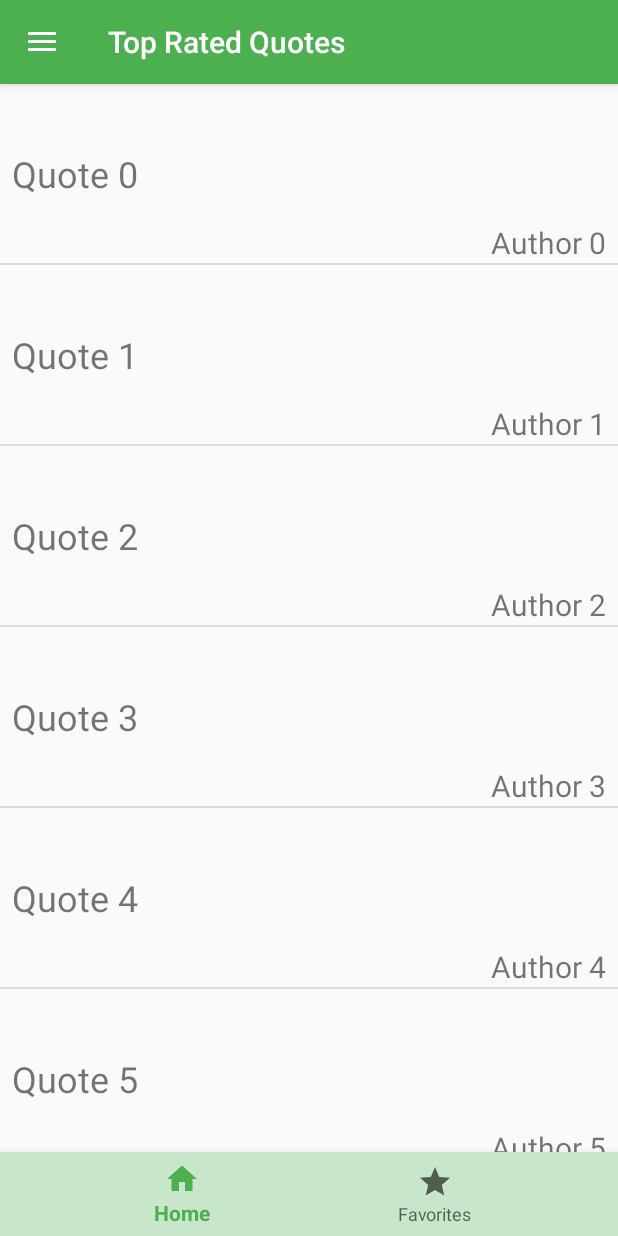
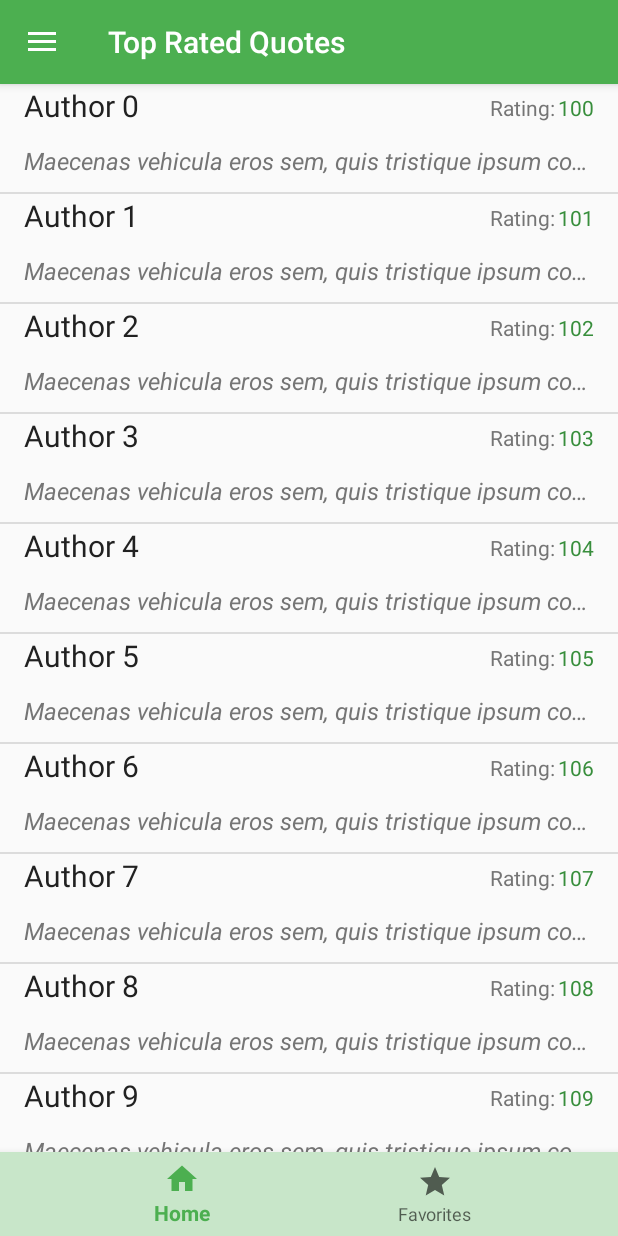
Before and after one commit to anastasovskigoce/carpe-diem-android, an Android app: the screen it shows after launch (MainActivity), on a phone screen of 412 x 824 dp. Run offline under Robolectric (Android 15) with nearby library versions, the phone set to English and light mode, and no system bars; our stand-ins replace navigation-ui.

Commit message:
updated styling

```diff
--- a/app/build.gradle
+++ b/app/build.gradle
@@ -42,7 +42,7 @@ dependencies {
     implementation fileTree(dir: 'libs', include: ['*.jar'])
     implementation "org.jetbrains.kotlin:kotlin-stdlib-jdk7:$kotlin_version"
     implementation 'androidx.appcompat:appcompat:1.1.0'
-    implementation 'androidx.core:core-ktx:1.3.0'
+    implementation 'androidx.core:core-ktx:1.3.1'
     implementation 'androidx.constraintlayout:constraintlayout:1.1.3'
     implementation 'androidx.legacy:legacy-support-v4:1.0.0'
     implementation 'androidx.recyclerview:recyclerview:1.1.0'
--- a/app/src/main/java/com/alanford/carpediem/data/Quote.kt
+++ b/app/src/main/java/com/alanford/carpediem/data/Quote.kt
@@ -7,5 +7,6 @@ package com.alanford.carpediem.data
 data class Quote(
     var id: String = "-1",
     var quoteText: String = "",
-    var author: String = ""
+    var author: String = "",
+    var rating: Int = 1
 )
--- a/app/src/main/java/com/alanford/carpediem/data/QuoteRepository.kt
+++ b/app/src/main/java/com/alanford/carpediem/data/QuoteRepository.kt
@@ -46,8 +46,9 @@ class QuoteRepository private constructor() {
                         this.add(
                             Quote(
                                 id = counter.toString(),
-                                quoteText = "Quote $counter",
-                                author = "Author $counter"
+                                quoteText = "Maecenas vehicula eros sem, quis tristique ipsum condimentum vitae. $counter",
+                                author = "Author $counter",
+                                rating = counter + 100
                             )
                         )
                     }
--- a/app/src/main/java/com/alanford/carpediem/quotelist/QuoteListViewHolder.kt
+++ b/app/src/main/java/com/alanford/carpediem/quotelist/QuoteListViewHolder.kt
@@ -17,6 +17,7 @@ class QuoteListViewHolder(view: View) : RecyclerView.ViewHolder(view) {
 
     private val quoteText: TextView = view.findViewById(R.id.quote_text)
     private val author: TextView = view.findViewById(R.id.quote_author)
+    private val rating: TextView = view.findViewById(R.id.rating)
 
     init {
         view.setOnClickListener {
@@ -29,5 +30,7 @@ class QuoteListViewHolder(view: View) : RecyclerView.ViewHolder(view) {
         this.quote = quote
         quoteText.text = this.quote.quoteText
         author.text = this.quote.author
+        rating.text = this.quote.rating.toString()
+
     }
 }
--- a/app/src/main/res/layout/quote_list_view_holder.xml
+++ b/app/src/main/res/layout/quote_list_view_holder.xml
@@ -1,32 +1,61 @@
 <?xml version="1.0" encoding="utf-8"?>
 <androidx.constraintlayout.widget.ConstraintLayout xmlns:android="http://schemas.android.com/apk/res/android"
+    xmlns:app="http://schemas.android.com/apk/res-auto"
+    xmlns:tools="http://schemas.android.com/tools"
     android:layout_width="match_parent"
-    android:layout_height="wrap_content"
-    xmlns:tools="http://schemas.android.com/tools"
-    xmlns:app="http://schemas.android.com/apk/res-auto">
+    android:layout_height="@dimen/list_row_height">
+
+    <TextView
+        android:id="@+id/quote_author"
+        android:layout_width="wrap_content"
+        android:layout_height="@dimen/list_row_primary_text_height"
+        android:layout_marginEnd="@dimen/margin_medium"
+        android:layout_marginStart="@dimen/margin_medium"
+        android:gravity="bottom"
+        android:textColor="@color/primary_text"
+        android:textSize="@dimen/text_size_large"
+        app:layout_constraintStart_toStartOf="parent"
+        app:layout_constraintTop_toTopOf="parent"
+        tools:text="@string/lorem_ipsum_short" />
+
+    <TextView
+        android:layout_width="wrap_content"
+        android:layout_height="@dimen/list_row_secondary_text_height"
+        android:layout_marginEnd="@dimen/margin_xx_small"
+        android:layout_marginTop="@dimen/margin_small"
+        android:text="@string/rating"
+        android:textColor="@color/secondary_text"
+        app:layout_constraintEnd_toStartOf="@+id/rating"
+        app:layout_constraintTop_toTopOf="parent" />
+
+    <TextView
+        android:id="@+id/rating"
+        android:layout_width="wrap_content"
+        android:layout_height="@dimen/list_row_secondary_text_height"
+        android:layout_marginEnd="@dimen/margin_medium"
+        android:layout_marginTop="@dimen/margin_small"
+        android:textColor="@color/primary_dark"
+        app:layout_constraintEnd_toEndOf="parent"
+        app:layout_constraintTop_toTopOf="parent"
+        tools:text="@string/lorem_ipsum_short">
+
+    </TextView>
 
     <TextView
         android:id="@+id/quote_text"
         android:layout_width="match_parent"
-        android:layout_height="wrap_content"
-        android:layout_marginEnd="@dimen/quote_detail_right_margin"
-        android:layout_marginStart="@dimen/quote_detail_left_margin"
+        android:layout_height="20dp"
+        android:layout_marginEnd="@dimen/margin_medium"
+        android:layout_marginStart="@dimen/margin_medium"
+        android:ellipsize="end"
+        android:maxLines="1"
+        android:textColor="@color/secondary_text"
+        android:textSize="@dimen/text_size_medium"
+        android:textStyle="italic"
         app:layout_constraintBottom_toBottomOf="parent"
         app:layout_constraintEnd_toEndOf="parent"
         app:layout_constraintStart_toStartOf="parent"
-        app:layout_constraintTop_toTopOf="parent"
-        android:textSize="@dimen/quote_text_size"
+        app:layout_constraintTop_toBottomOf="@+id/quote_author"
         tools:text="@string/lorem_ipsum_long" />
 
-    <TextView
-        android:id="@+id/quote_author"
-        android:layout_width="wrap_content"
-        android:layout_height="wrap_content"
-        android:layout_marginEnd="@dimen/quote_detail_right_margin"
-        android:layout_marginTop="@dimen/quote_author_top_margin"
-        app:layout_constraintEnd_toEndOf="parent"
-        app:layout_constraintTop_toBottomOf="@+id/quote_text"
-        android:textSize="@dimen/quote_author_text_size"
-        tools:text="@string/lorem_ipsum_short" />
-
 </androidx.constraintlayout.widget.ConstraintLayout>
--- a/app/src/main/res/values/dimens.xml
+++ b/app/src/main/res/values/dimens.xml
@@ -1,13 +1,34 @@
 <?xml version="1.0" encoding="utf-8"?>
 <resources>
-    <dimen name="quote_detail_left_margin">8dp</dimen>
-    <dimen name="quote_detail_right_margin">8dp</dimen>
-    <dimen name="quote_author_top_margin">16dp</dimen>
-    <dimen name="quote_text_size">24sp</dimen>
-    <dimen name="quote_author_text_size">20sp</dimen>
 
     <!--    AboutFragment-->
     <dimen name="capre_diem_image_width_height">150dp</dimen>
     <dimen name="about_text_margins">8dp</dimen>
-    <dimen name="about_text_size">18sp</dimen>
+
+
+    <!--    Text Size-->
+    <dimen name="text_size_xx_small">10sp</dimen>
+    <dimen name="text_size_x_small">12sp</dimen>
+    <dimen name="text_size_small">14sp</dimen>
+    <dimen name="text_size_medium">16sp</dimen>
+    <dimen name="text_size_medium_large">18sp</dimen>
+    <dimen name="text_size_large">20sp</dimen>
+    <dimen name="text_size_extra_large">24sp</dimen>
+    <dimen name="text_size_extra_large_medium">28sp</dimen>
+    <dimen name="text_size_extra_extra_large">32sp</dimen>
+    <dimen name="text_size_xxx_large">45sp</dimen>
+    <dimen name="text_size_xxxx_large">56sp</dimen>
+
+    <!--    Margin-->
+    <dimen name="margin_xx_small">2dp</dimen>
+    <dimen name="margin_x_small">4dp</dimen>
+    <dimen name="margin_small">6dp</dimen>
+    <dimen name="margin_x_medium">8dp</dimen>
+    <dimen name="margin_medium">16dp</dimen>
+    <dimen name="margin_medium_large">24dp</dimen>
+
+    <!--    Height-->
+    <dimen name="list_row_height">72dp</dimen>
+    <dimen name="list_row_primary_text_height">28dp</dimen>
+    <dimen name="list_row_secondary_text_height">20dp</dimen>
 </resources>
--- a/app/src/main/res/values/strings.xml
+++ b/app/src/main/res/values/strings.xml
@@ -10,6 +10,7 @@
 
     <!--    Main - top rated quotes-->
     <string name="top_rated_quote">Top Rated Quotes</string>
+    <string name="rating">Rating:</string>
 
     <!--    Settings-->
     <string name="settings">Settings</string>
```
Also changed, not shown: app/src/main/res/layout/about_layout.xml (+7 -7 lines), app/src/main/res/layout/quote_detail.xml (+9 -6 lines).
